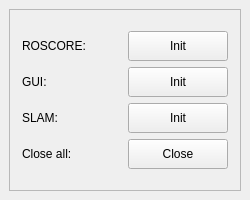
Before: the Qt Designer form dummies.ui in raizazel/inspector_launch, drawn with Qt 5.
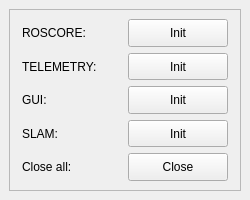
After: the same form once the commit is applied.

Commit message: Added colors and telemetry button

Patch:
```diff
--- a/dummies.ui
+++ b/dummies.ui
@@ -34,7 +34,20 @@
          <layout class="QGridLayout" name="gridLayout_5">
           <item row="0" column="0">
            <layout class="QGridLayout" name="grid_scroll">
-            <item row="1" column="0">
+            <item row="2" column="0">
+             <widget class="QLabel" name="label_telemetry">
+              <property name="maximumSize">
+               <size>
+                <width>100</width>
+                <height>30</height>
+               </size>
+              </property>
+              <property name="text">
+               <string>TELEMETRY:</string>
+              </property>
+             </widget>
+            </item>
+            <item row="3" column="0">
              <widget class="QLabel" name="label_gui">
               <property name="maximumSize">
                <size>
@@ -47,8 +60,8 @@
               </property>
              </widget>
             </item>
-            <item row="0" column="0">
-             <widget class="QLabel" name="label_roscore">
+            <item row="5" column="0">
+             <widget class="QLabel" name="label_close">
               <property name="maximumSize">
                <size>
                 <width>100</width>
@@ -56,11 +69,11 @@
                </size>
               </property>
               <property name="text">
-               <string>ROSCORE:</string>
+               <string>Close all:</string>
               </property>
              </widget>
             </item>
-            <item row="1" column="1">
+            <item row="3" column="1">
              <widget class="QPushButton" name="button_gui">
               <property name="maximumSize">
                <size>
@@ -86,7 +99,20 @@
               </property>
              </widget>
             </item>
-            <item row="2" column="0">
+            <item row="4" column="1">
+             <widget class="QPushButton" name="button_slam">
+              <property name="maximumSize">
+               <size>
+                <width>100</width>
+                <height>30</height>
+               </size>
+              </property>
+              <property name="text">
+               <string>Init</string>
+              </property>
+             </widget>
+            </item>
+            <item row="4" column="0">
              <widget class="QLabel" name="label_slam">
               <property name="maximumSize">
                <size>
@@ -99,8 +125,8 @@
               </property>
              </widget>
             </item>
-            <item row="2" column="1">
-             <widget class="QPushButton" name="button_slam">
+            <item row="0" column="0">
+             <widget class="QLabel" name="label_roscore">
               <property name="maximumSize">
                <size>
                 <width>100</width>
@@ -108,24 +134,11 @@
                </size>
               </property>
               <property name="text">
-               <string>Init</string>
+               <string>ROSCORE:</string>
               </property>
              </widget>
             </item>
-            <item row="3" column="0">
-             <widget class="QLabel" name="label_close">
-              <property name="maximumSize">
-               <size>
-                <width>100</width>
-                <height>30</height>
-               </size>
-              </property>
-              <property name="text">
-               <string>Close all:</string>
-              </property>
-             </widget>
-            </item>
-            <item row="3" column="1">
+            <item row="5" column="1">
              <widget class="QPushButton" name="button_close">
               <property name="maximumSize">
                <size>
@@ -138,6 +151,19 @@
               </property>
              </widget>
             </item>
+            <item row="2" column="1">
+             <widget class="QPushButton" name="button_telemetry">
+              <property name="maximumSize">
+               <size>
+                <width>100</width>
+                <height>30</height>
+               </size>
+              </property>
+              <property name="text">
+               <string>Init</string>
+              </property>
+             </widget>
+            </item>
            </layout>
           </item>
          </layout>
```
The commit also changes 3 other files.
